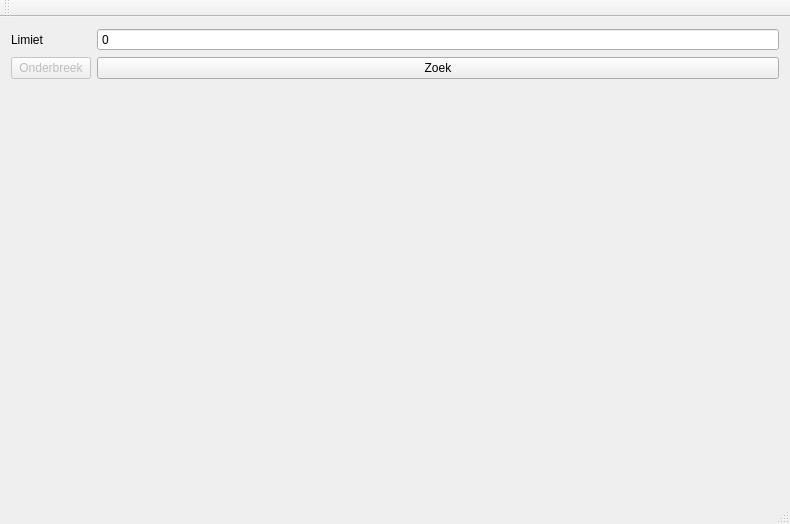
First picture: the form in primecounter/view/gen/qt/mainView.ui, repository RonaldOlsthoorn/accenture, before the edit.
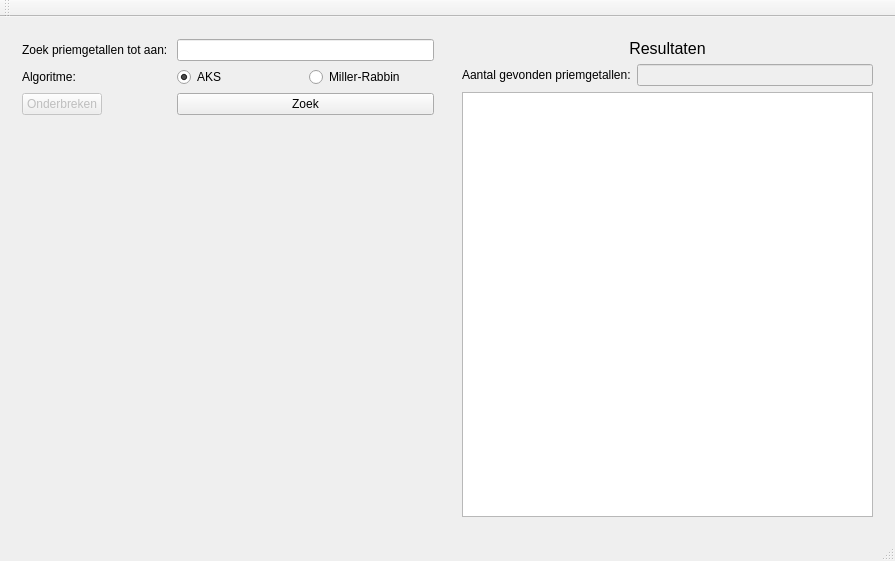
Second picture: the form after the edit.

Diff of the .ui file:
```diff
--- a/primecounter/view/gen/qt/mainView.ui
+++ b/primecounter/view/gen/qt/mainView.ui
@@ -6,8 +6,8 @@
    <rect>
     <x>0</x>
     <y>0</y>
-    <width>790</width>
-    <height>524</height>
+    <width>895</width>
+    <height>561</height>
    </rect>
   </property>
   <property name="windowTitle">
@@ -16,18 +16,19 @@
   <widget class="QWidget" name="centralWidget">
    <layout class="QHBoxLayout" name="mainLayout">
     <item>
-     <layout class="QFormLayout" name="formLayout">
-      <item row="1" column="0">
-       <widget class="QLabel" name="label">
+     <widget class="QWidget" name="widget_2" native="true">
+      <layout class="QFormLayout" name="formLayout_2">
+       <item row="0" column="0">
+        <widget class="QLabel" name="label_2">
         <property name="text">
-         <string>Limiet</string>
+          <string>Zoek priemgetallen tot aan: </string>
         </property>
        </widget>
       </item>
-      <item row="1" column="1">
-       <widget class="QSpinBox" name="spinBox">
-        <property name="buttonSymbols">
-         <enum>QAbstractSpinBox::NoButtons</enum>
+       <item row="0" column="1">
+        <widget class="QLineEdit" name="tleLimit">
+         <property name="enabled">
+          <bool>true</bool>
         </property>
        </widget>
       </item>
@@ -39,16 +40,91 @@
        </widget>
       </item>
       <item row="2" column="0">
-       <widget class="QPushButton" name="interuptButton">
+        <widget class="QPushButton" name="interruptButton">
         <property name="enabled">
          <bool>false</bool>
         </property>
         <property name="text">
-         <string>Onderbreek</string>
+          <string>Onderbreken</string>
         </property>
        </widget>
       </item>
-     </layout>
+       <item row="1" column="0">
+        <widget class="QLabel" name="label_3">
+         <property name="text">
+          <string>Algoritme: </string>
+         </property>
+        </widget>
+       </item>
+       <item row="1" column="1">
+        <layout class="QHBoxLayout" name="horizontalLayout">
+         <item>
+          <widget class="QRadioButton" name="rbAKS">
+           <property name="text">
+            <string>AKS</string>
+           </property>
+           <property name="checked">
+            <bool>true</bool>
+           </property>
+          </widget>
+         </item>
+         <item>
+          <widget class="QRadioButton" name="rbMR">
+           <property name="text">
+            <string>Miller-Rabbin</string>
+           </property>
+          </widget>
+         </item>
+        </layout>
+       </item>
+      </layout>
+     </widget>
+    </item>
+    <item>
+     <widget class="QWidget" name="widget" native="true">
+      <layout class="QVBoxLayout" name="verticalLayout">
+       <item>
+        <widget class="QLabel" name="label">
+         <property name="font">
+          <font>
+           <pointsize>12</pointsize>
+          </font>
+         </property>
+         <property name="text">
+          <string>Resultaten</string>
+         </property>
+         <property name="alignment">
+          <set>Qt::AlignCenter</set>
+         </property>
+        </widget>
+       </item>
+       <item>
+        <layout class="QFormLayout" name="formLayout">
+         <item row="0" column="0">
+          <widget class="QLabel" name="label_4">
+           <property name="text">
+            <string>Aantal gevonden priemgetallen:</string>
+           </property>
+          </widget>
+         </item>
+         <item row="0" column="1">
+          <widget class="QLineEdit" name="tleResultCount">
+           <property name="enabled">
+            <bool>false</bool>
+           </property>
+          </widget>
+         </item>
+        </layout>
+       </item>
+       <item>
+        <widget class="QListWidget" name="listResults">
+         <property name="enabled">
+          <bool>true</bool>
+         </property>
+        </widget>
+       </item>
+      </layout>
+     </widget>
     </item>
    </layout>
   </widget>
```
Left out of the diff: 2 changed lines with no effect on the pictures. Lines whose indentation alone changed are shown as unchanged.
